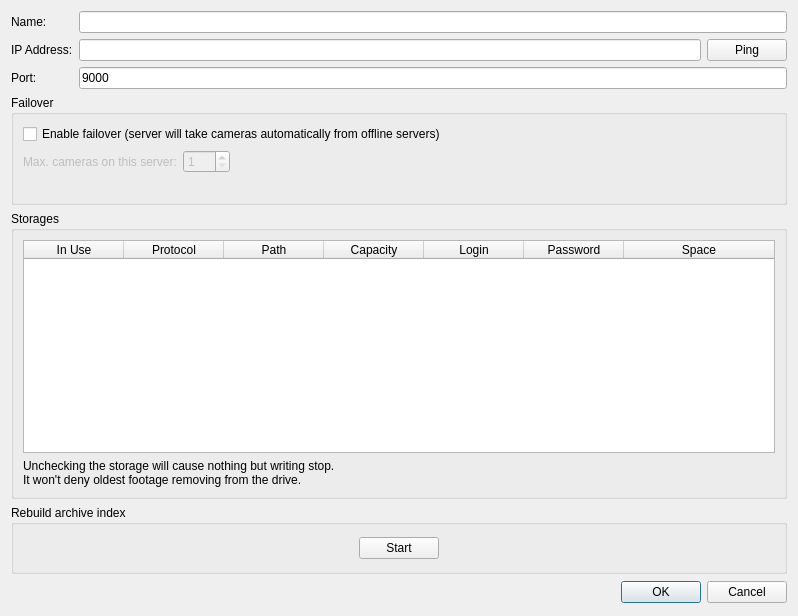
Above: client/src/ui/dialogs/server_settings_dialog.ui from networkoptix/nx_open before the change. Below: the same form after it.
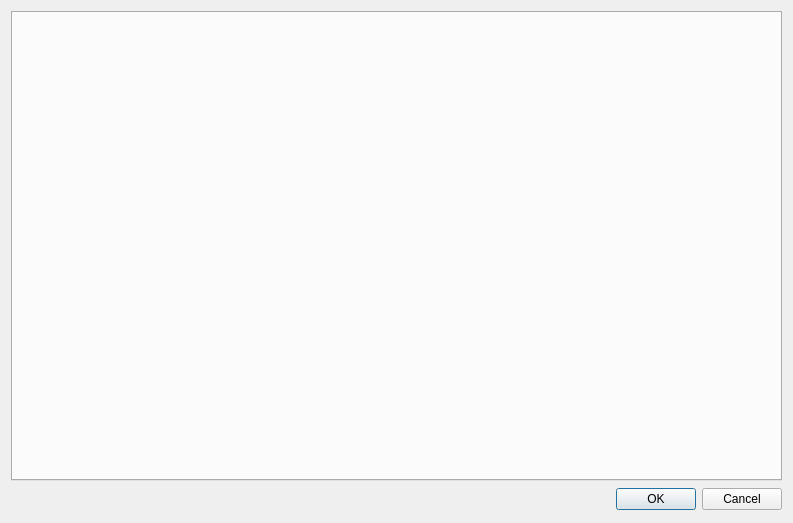
That is the form after the change. Custom widgets are drawn as their Qt base class.

Commit message:
VMS-424: Move recording statistics dialog to a media server properties tab
<==== Mercurial data ====>
Branch: dev_2.4.0_gui

Patch:
```diff
--- a/client/src/ui/dialogs/server_settings_dialog.ui
+++ b/client/src/ui/dialogs/server_settings_dialog.ui
@@ -6,321 +6,16 @@
    <rect>
     <x>0</x>
     <y>0</y>
-    <width>798</width>
-    <height>616</height>
+    <width>793</width>
+    <height>523</height>
    </rect>
   </property>
   <property name="windowTitle">
    <string>Server settings</string>
   </property>
-  <layout class="QVBoxLayout" name="verticalLayout" stretch="0,0,1,0,0">
+  <layout class="QVBoxLayout" name="verticalLayout">
    <item>
-    <layout class="QFormLayout" name="formLayout">
-     <item row="0" column="0">
-      <widget class="QLabel" name="nameLabel">
-       <property name="text">
-        <string>Name:</string>
-       </property>
-      </widget>
-     </item>
-     <item row="0" column="1">
-      <widget class="QLineEdit" name="nameLineEdit"/>
-     </item>
-     <item row="1" column="0">
-      <widget class="QLabel" name="ipAddressLabel">
-       <property name="text">
-        <string>IP Address:</string>
-       </property>
-       <property name="alignment">
-        <set>Qt::AlignLeading|Qt::AlignLeft|Qt::AlignVCenter</set>
-       </property>
-      </widget>
-     </item>
-     <item row="1" column="1">
-      <layout class="QHBoxLayout" name="horizontalLayout">
-       <item>
-        <widget class="QLineEdit" name="ipAddressLineEdit">
-         <property name="readOnly">
-          <bool>true</bool>
-         </property>
-        </widget>
-       </item>
-       <item>
-        <widget class="QPushButton" name="pingButton">
-         <property name="sizePolicy">
-          <sizepolicy hsizetype="Fixed" vsizetype="Fixed">
-           <horstretch>0</horstretch>
-           <verstretch>0</verstretch>
-          </sizepolicy>
-         </property>
-         <property name="text">
-          <string>Ping</string>
-         </property>
-        </widget>
-       </item>
-      </layout>
-     </item>
-     <item row="2" column="0">
-      <widget class="QLabel" name="portLabel">
-       <property name="text">
-        <string>Port:</string>
-       </property>
-       <property name="alignment">
-        <set>Qt::AlignLeading|Qt::AlignLeft|Qt::AlignVCenter</set>
-       </property>
-      </widget>
-     </item>
-     <item row="2" column="1">
-      <widget class="QLineEdit" name="portLineEdit">
-       <property name="text">
-        <string>9000</string>
-       </property>
-       <property name="readOnly">
-        <bool>true</bool>
-       </property>
-      </widget>
-     </item>
-    </layout>
-   </item>
-   <item>
-    <widget class="QGroupBox" name="failoverGroupBox">
-     <property name="title">
-      <string>Failover</string>
-     </property>
-     <property name="checked">
-      <bool>false</bool>
-     </property>
-     <layout class="QVBoxLayout" name="verticalLayout_2">
-      <item>
-       <widget class="QCheckBox" name="failoverCheckBox">
-        <property name="text">
-         <string>Enable failover (server will take cameras automatically from offline servers)</string>
-        </property>
-       </widget>
-      </item>
-      <item>
-       <widget class="QWidget" name="maxCamerasWidget" native="true">
-        <property name="enabled">
-         <bool>false</bool>
-        </property>
-        <layout class="QHBoxLayout" name="horizontalLayout_6">
-         <property name="margin">
-          <number>0</number>
-         </property>
-         <item>
-          <widget class="QLabel" name="maxCamerasLabel">
-           <property name="text">
-            <string>Max. cameras on this server:</string>
-           </property>
-          </widget>
-         </item>
-         <item>
-          <widget class="QSpinBox" name="maxCamerasSpinBox">
-           <property name="minimum">
-            <number>1</number>
-           </property>
-           <property name="maximum">
-            <number>256</number>
-           </property>
-           <property name="value">
-            <number>1</number>
-           </property>
-          </widget>
-         </item>
-         <item>
-          <spacer name="horizontalSpacer_3">
-           <property name="orientation">
-            <enum>Qt::Horizontal</enum>
-           </property>
-           <property name="sizeHint" stdset="0">
-            <size>
-             <width>40</width>
-             <height>20</height>
-            </size>
-           </property>
-          </spacer>
-         </item>
-        </layout>
-       </widget>
-      </item>
-      <item>
-       <widget class="QLabel" name="failoverWarningLabel"/>
-      </item>
-     </layout>
-    </widget>
-   </item>
-   <item>
-    <widget class="QGroupBox" name="storagesGroupBox">
-     <property name="title">
-      <string>Storages</string>
-     </property>
-     <layout class="QVBoxLayout" name="verticalLayout_4">
-      <item>
-       <widget class="QTableWidget" name="storagesTable">
-        <property name="autoFillBackground">
-         <bool>false</bool>
-        </property>
-        <property name="selectionMode">
-         <enum>QAbstractItemView::NoSelection</enum>
-        </property>
-        <property name="selectionBehavior">
-         <enum>QAbstractItemView::SelectRows</enum>
-        </property>
-        <property name="rowCount">
-         <number>0</number>
-        </property>
-        <property name="columnCount">
-         <number>7</number>
-        </property>
-        <attribute name="horizontalHeaderVisible">
-         <bool>true</bool>
-        </attribute>
-        <attribute name="horizontalHeaderCascadingSectionResizes">
-         <bool>true</bool>
-        </attribute>
-        <attribute name="horizontalHeaderDefaultSectionSize">
-         <number>100</number>
-        </attribute>
-        <attribute name="horizontalHeaderStretchLastSection">
-         <bool>true</bool>
-        </attribute>
-        <attribute name="verticalHeaderVisible">
-         <bool>false</bool>
-        </attribute>
-        <column>
-         <property name="text">
-          <string>In Use</string>
-         </property>
-        </column>
-        <column>
-         <property name="text">
-          <string>Protocol</string>
-         </property>
-        </column>
-        <column>
-         <property name="text">
-          <string>Path</string>
-         </property>
-        </column>
-        <column>
-         <property name="text">
-          <string>Capacity</string>
-         </property>
-        </column>
-        <column>
-         <property name="text">
-          <string>Login</string>
-         </property>
-        </column>
-        <column>
-         <property name="text">
-          <string>Password</string>
-         </property>
-        </column>
-        <column>
-         <property name="text">
-          <string>Space</string>
-         </property>
-        </column>
-       </widget>
-      </item>
-      <item>
-       <widget class="QLabel" name="storagesWarningLabel">
-        <property name="text">
-         <string>Unchecking the storage will cause nothing but writing stop.
-It won't deny oldest footage removing from the drive.</string>
-        </property>
-       </widget>
-      </item>
-     </layout>
-    </widget>
-   </item>
-   <item>
-    <widget class="QGroupBox" name="rebuildGroupBox">
-     <property name="title">
-      <string>Rebuild archive index</string>
-     </property>
-     <layout class="QHBoxLayout" name="horizontalLayout_2">
-      <property name="spacing">
-       <number>0</number>
-      </property>
-      <property name="margin">
-       <number>0</number>
-      </property>
-      <item>
-       <widget class="QStackedWidget" name="stackedWidget">
-        <property name="currentIndex">
-         <number>0</number>
-        </property>
-        <widget class="QWidget" name="rebuildPreparePage">
-         <layout class="QHBoxLayout" name="horizontalLayout_4">
-          <item>
-           <spacer name="horizontalSpacer">
-            <property name="orientation">
-             <enum>Qt::Horizontal</enum>
-            </property>
-            <property name="sizeHint" stdset="0">
-             <size>
-              <width>40</width>
-              <height>20</height>
-             </size>
-            </property>
-           </spacer>
-          </item>
-          <item>
-           <widget class="QPushButton" name="rebuildStartButton">
-            <property name="text">
-             <string>Start</string>
-            </property>
-           </widget>
-          </item>
-          <item>
-           <spacer name="horizontalSpacer_2">
-            <property name="orientation">
-             <enum>Qt::Horizontal</enum>
-            </property>
-            <property name="sizeHint" stdset="0">
-             <size>
-              <width>40</width>
-              <height>20</height>
-             </size>
-            </property>
-           </spacer>
-          </item>
-         </layout>
-        </widget>
-        <widget class="QWidget" name="rebuildProgressPage">
-         <layout class="QVBoxLayout" name="verticalLayout_3">
-          <item>
-           <widget class="QnWordWrappedLabel" name="rebuildStatusLabel" native="true"/>
-          </item>
-          <item>
-           <layout class="QHBoxLayout" name="horizontalLayout_7">
-            <item>
-             <widget class="QProgressBar" name="rebuildProgressBar">
-              <property name="enabled">
-               <bool>true</bool>
-              </property>
-              <property name="value">
-               <number>0</number>
-              </property>
-             </widget>
-            </item>
-            <item>
-             <widget class="QPushButton" name="rebuildStopButton">
-              <property name="text">
-               <string>Cancel</string>
-              </property>
-             </widget>
-            </item>
-           </layout>
-          </item>
-         </layout>
-        </widget>
-       </widget>
-      </item>
-     </layout>
-    </widget>
+    <widget class="QTabWidget" name="tabWidget"/>
    </item>
    <item>
     <widget class="QDialogButtonBox" name="buttonBox">
@@ -337,14 +32,6 @@
    </item>
   </layout>
  </widget>
- <customwidgets>
-  <customwidget>
-   <class>QnWordWrappedLabel</class>
-   <extends>QWidget</extends>
-   <header location="global">ui/widgets/word_wrapped_label.h</header>
-   <container>1</container>
-  </customwidget>
- </customwidgets>
  <tabstops>
   <tabstop>nameLineEdit</tabstop>
   <tabstop>maxCamerasSpinBox</tabstop>
```
Left out of the diff: 6 changed lines with no effect on the pictures. The commit also changes 19 other files.
